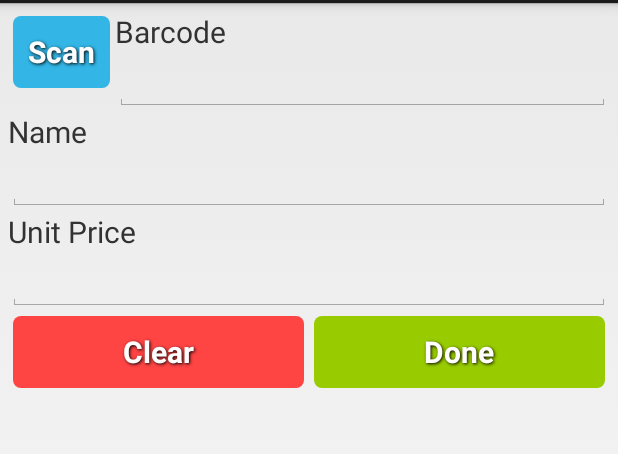
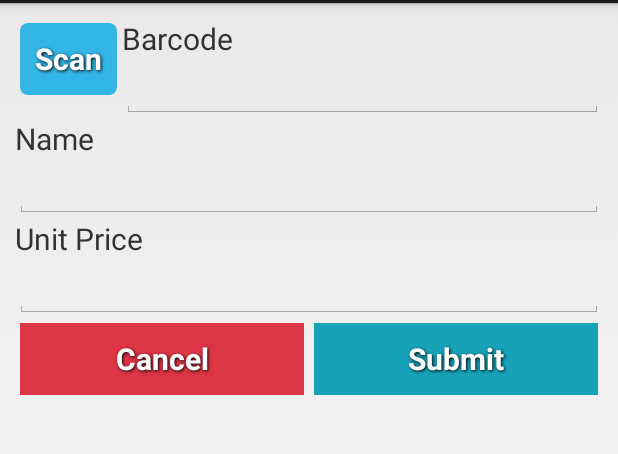
Before and after one commit to faridefendi58/lollipos, an Android app: the layout layout_addproduct.xml on its own in the app's theme, with its tools: preview values and no code run, on a phone screen of 412 x 824 dp, the part 69-523 px from its top. Run offline under Robolectric (Android 15) with nearby library versions, the phone set to English and light mode, and no system bars.

Commit message:
Set fragment dialog title

```diff
--- a/app/src/main/java/id/web/jagungbakar/lollipos/ui/customer/AddCustomerDialogFragment.java
+++ b/app/src/main/java/id/web/jagungbakar/lollipos/ui/customer/AddCustomerDialogFragment.java
@@ -68,6 +68,8 @@ public class AddCustomerDialogFragment extends DialogFragment {
         address = (EditText) v.findViewById(R.id.address);
         confirmButton = (Button) v.findViewById(R.id.confirmButton);
         clearButton = (Button) v.findViewById(R.id.clearButton);
+
+        getDialog().getWindow().setTitle(res.getString(R.string.add_new_customer));
 
         initUI();
         return v;
--- a/app/src/main/java/id/web/jagungbakar/lollipos/ui/inventory/AddProductDialogFragment.java
+++ b/app/src/main/java/id/web/jagungbakar/lollipos/ui/inventory/AddProductDialogFragment.java
@@ -8,6 +8,7 @@ import android.support.v4.app.DialogFragment;
 import android.view.LayoutInflater;
 import android.view.View;
 import android.view.ViewGroup;
+import android.view.Window;
 import android.widget.Button;
 import android.widget.EditText;
 import android.widget.Toast;
@@ -70,6 +71,9 @@ public class AddProductDialogFragment extends DialogFragment {
 		nameBox = (EditText) v.findViewById(R.id.nameBox);
 		confirmButton = (Button) v.findViewById(R.id.confirmButton);
 		clearButton = (Button) v.findViewById(R.id.clearButton);
+
+		//getDialog().getWindow().requestFeature(Window.FEATURE_NO_TITLE);
+		getDialog().getWindow().setTitle(res.getString(R.string.add_new_product));
 
 		initUI();
 		return v;
--- a/app/src/main/res/layout/layout_addproduct.xml
+++ b/app/src/main/res/layout/layout_addproduct.xml
@@ -4,7 +4,7 @@
     android:layout_width="match_parent"
     android:layout_height="match_parent"
     android:orientation="vertical"
-    android:padding="5dip" >
+    android:padding="10dp" >
 
     <LinearLayout
         android:layout_width="match_parent"
@@ -83,9 +83,10 @@
             android:layout_width="match_parent"
             android:layout_height="wrap_content"
             android:layout_weight="0.5"
-            android:background="@drawable/btn_red"
-            android:text="@string/clear"
-            android:textSize="20sp" />
+            android:background="@color/btnDanger"
+            android:text="@string/cancel"
+            android:textSize="20sp"
+            android:paddingHorizontal="10dp"/>
 
         <Button
             android:id="@+id/confirmButton"
@@ -93,9 +94,10 @@
             android:layout_width="match_parent"
             android:layout_height="wrap_content"
             android:layout_weight="0.5"
-            android:background="@drawable/btn_green"
-            android:text="@string/confirm"
-            android:textSize="20sp" />
+            android:background="@color/btnInfo"
+            android:text="@string/action_submit"
+            android:textSize="20sp"
+            android:paddingHorizontal="10dp"/>
     </LinearLayout>
 
 </LinearLayout>
--- a/app/src/main/res/layout/layout_productdetail_main.xml
+++ b/app/src/main/res/layout/layout_productdetail_main.xml
@@ -48,6 +48,7 @@
 
         <Button
             android:id="@+id/addProductLotButton"
+            style="?android:textAppearanceSmall"
             android:layout_width="match_parent"
             android:layout_height="match_parent"
             android:layout_weight="0.5"
@@ -57,6 +58,7 @@
 
         <Button
             android:id="@+id/addProductDiscountButton"
+            style="?android:textAppearanceSmall"
             android:layout_width="match_parent"
             android:layout_height="match_parent"
             android:layout_weight="0.5"
```
Also changed, not shown: app/src/main/res/layout/layout_addcustomer.xml (+7 -5 lines), app/src/main/res/layout/layout_addproductdiscount.xml (+9 -7 lines), app/src/main/res/layout/layout_addproductlot.xml (+9 -7 lines), app/src/main/res/layout/layout_productdetail_detail.xml (+8 -4 lines).
